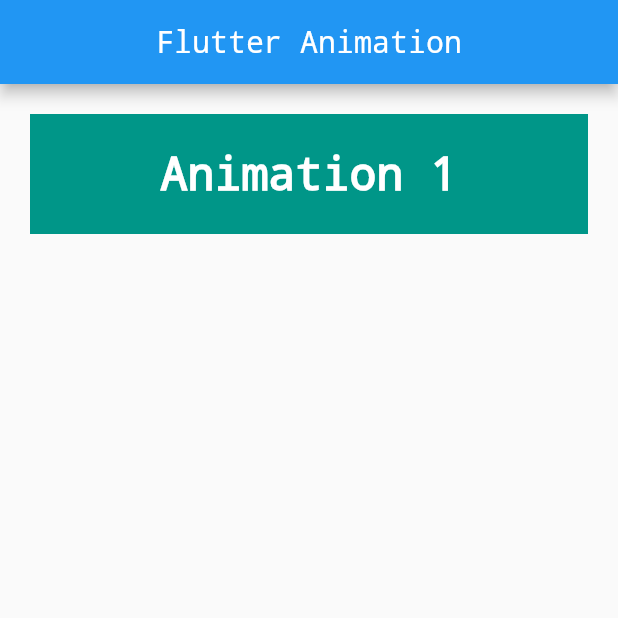
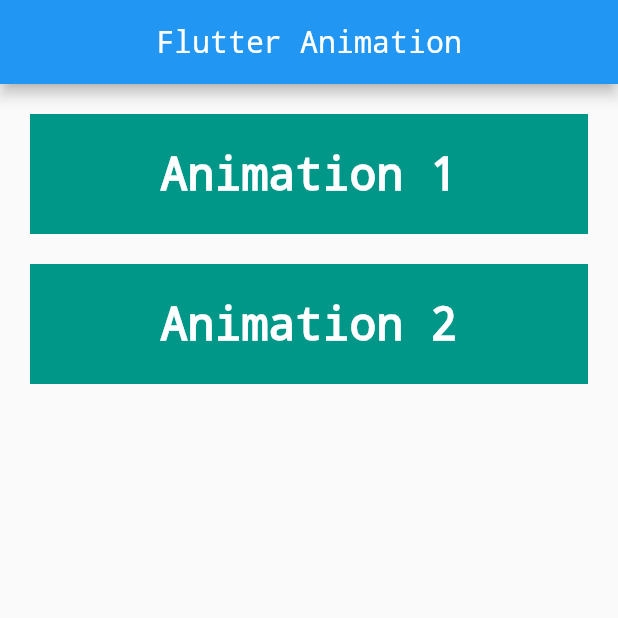
Before and after one commit to ujjwalmaity/FlutterAnimation, a Flutter app: the screen it shows after launch, on a phone screen of 412 x 824 dp, the top half of it. Run offline on Flutter 3.47's test engine with Material 2 defaults, Android fonts, the phone set to English and light mode, and no system bars.

Commit message:
Add New Screen

```diff
--- a/lib/main.dart
+++ b/lib/main.dart
@@ -1,6 +1,7 @@
 import 'package:flutter/material.dart';
 import 'package:flutteranimation/screens/home_screen.dart';
 import 'package:flutteranimation/screens/screen1.dart';
+import 'package:flutteranimation/screens/screen2.dart';
 
 void main() => runApp(MyApp());
 
@@ -17,6 +18,7 @@ class MyApp extends StatelessWidget {
       routes: {
         HomeScreen.id: (context) => HomeScreen(),
         Screen1.id: (context) => Screen1(),
+        Screen2.id: (context) => Screen2(),
       },
     );
   }
--- a/lib/screens/home_screen.dart
+++ b/lib/screens/home_screen.dart
@@ -2,6 +2,7 @@ import 'package:flutter/cupertino.dart';
 import 'package:flutter/material.dart';
 import 'package:flutteranimation/components/CustomButton.dart';
 import 'package:flutteranimation/screens/screen1.dart';
+import 'package:flutteranimation/screens/screen2.dart';
 import 'package:flutteranimation/utils/constance.dart';
 
 class HomeScreen extends StatelessWidget {
@@ -24,6 +25,13 @@ class HomeScreen extends StatelessWidget {
               Navigator.pushNamed(context, Screen1.id);
             },
           ),
+          SizedBox(height: 20.0),
+          CustomButton(
+            text: 'Animation 2',
+            onPress: () {
+              Navigator.pushNamed(context, Screen2.id);
+            },
+          ),
         ],
       ),
     );
```
Also changed, not shown: lib/screens/screen2.dart (added, +23 -0 lines), 2 other files.
